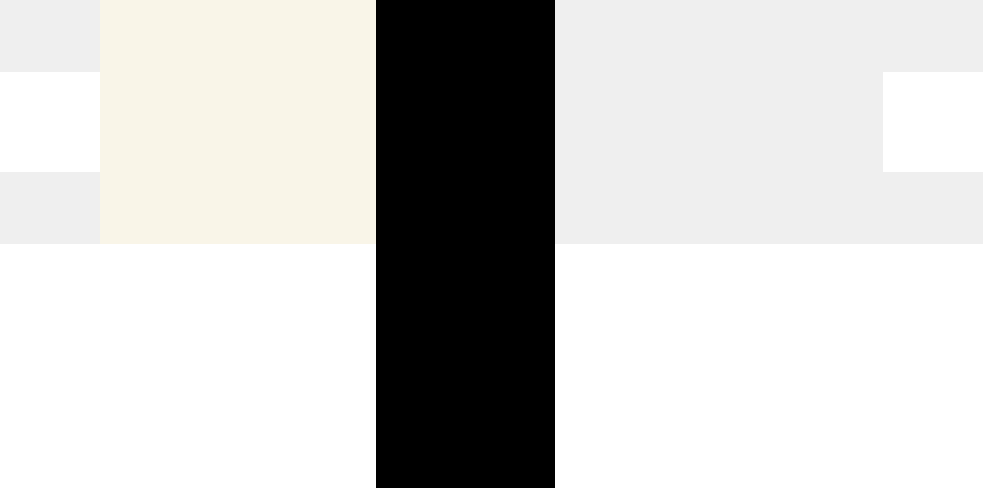
This is mainwindow.ui in zrdumped/PaperPlusEBook as Qt 5 draws it before an edit. The edited form follows.
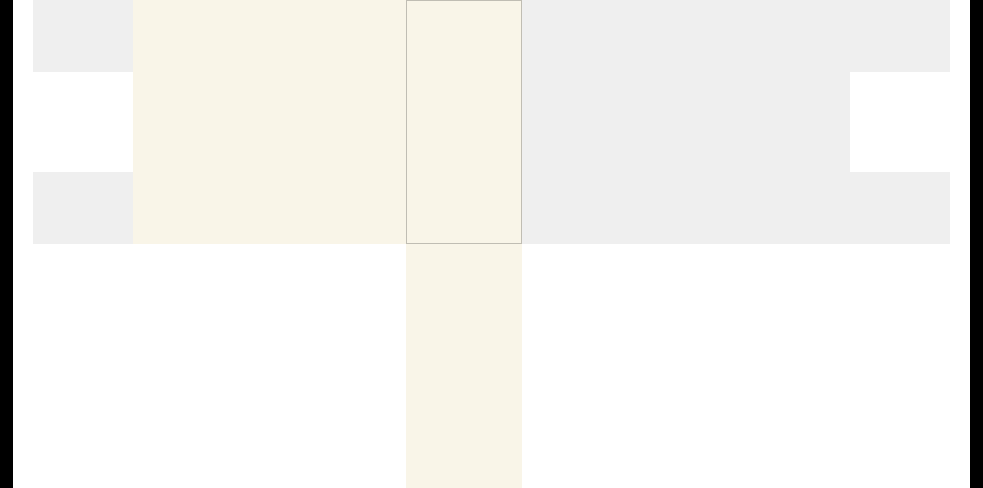
This is the edited form.

```diff
--- a/mainwindow.ui
+++ b/mainwindow.ui
@@ -33,6 +33,91 @@
     <property name="spacing">
      <number>0</number>
     </property>
+    <item row="0" column="4">
+     <widget class="QFrame" name="rightPadding">
+      <property name="sizePolicy">
+       <sizepolicy hsizetype="Fixed" vsizetype="Preferred">
+        <horstretch>0</horstretch>
+        <verstretch>0</verstretch>
+       </sizepolicy>
+      </property>
+      <property name="minimumSize">
+       <size>
+        <width>30</width>
+        <height>0</height>
+       </size>
+      </property>
+      <property name="font">
+       <font>
+        <pointsize>18</pointsize>
+       </font>
+      </property>
+      <property name="styleSheet">
+       <string notr="true"/>
+      </property>
+      <property name="frameShape">
+       <enum>QFrame::NoFrame</enum>
+      </property>
+      <property name="frameShadow">
+       <enum>QFrame::Raised</enum>
+      </property>
+      <layout class="QHBoxLayout" name="horizontalLayout_7">
+       <property name="spacing">
+        <number>0</number>
+       </property>
+       <property name="leftMargin">
+        <number>0</number>
+       </property>
+       <property name="topMargin">
+        <number>0</number>
+       </property>
+       <property name="rightMargin">
+        <number>0</number>
+       </property>
+       <property name="bottomMargin">
+        <number>0</number>
+       </property>
+       <item>
+        <widget class="QLabel" name="label_3">
+         <property name="sizePolicy">
+          <sizepolicy hsizetype="Fixed" vsizetype="Preferred">
+           <horstretch>0</horstretch>
+           <verstretch>0</verstretch>
+          </sizepolicy>
+         </property>
+         <property name="minimumSize">
+          <size>
+           <width>20</width>
+           <height>0</height>
+          </size>
+         </property>
+         <property name="maximumSize">
+          <size>
+           <width>20</width>
+           <height>16777215</height>
+          </size>
+         </property>
+         <property name="styleSheet">
+          <string notr="true">background-color: rgb(255, 255, 255);</string>
+         </property>
+         <property name="text">
+          <string/>
+         </property>
+        </widget>
+       </item>
+       <item>
+        <widget class="QLabel" name="rightBlack">
+         <property name="styleSheet">
+          <string notr="true">background-color: rgb(0, 0, 0);</string>
+         </property>
+         <property name="text">
+          <string/>
+         </property>
+        </widget>
+       </item>
+      </layout>
+     </widget>
+    </item>
     <item row="0" column="0">
      <widget class="QFrame" name="leftPadding">
       <property name="sizePolicy">
@@ -41,20 +126,81 @@
         <verstretch>0</verstretch>
        </sizepolicy>
       </property>
+      <property name="minimumSize">
+       <size>
+        <width>30</width>
+        <height>0</height>
+       </size>
+      </property>
       <property name="font">
        <font>
         <pointsize>18</pointsize>
        </font>
       </property>
       <property name="styleSheet">
-       <string notr="true">background-color: rgb(0, 0, 0);</string>
+       <string notr="true"/>
       </property>
       <property name="frameShape">
-       <enum>QFrame::StyledPanel</enum>
+       <enum>QFrame::NoFrame</enum>
       </property>
       <property name="frameShadow">
        <enum>QFrame::Raised</enum>
       </property>
+      <layout class="QHBoxLayout" name="horizontalLayout_6">
+       <property name="spacing">
+        <number>0</number>
+       </property>
+       <property name="leftMargin">
+        <number>0</number>
+       </property>
+       <property name="topMargin">
+        <number>0</number>
+       </property>
+       <property name="rightMargin">
+        <number>0</number>
+       </property>
+       <property name="bottomMargin">
+        <number>0</number>
+       </property>
+       <item>
+        <widget class="QLabel" name="label">
+         <property name="styleSheet">
+          <string notr="true">background-color: rgb(0, 0, 0);</string>
+         </property>
+         <property name="text">
+          <string/>
+         </property>
+        </widget>
+       </item>
+       <item>
+        <widget class="QLabel" name="label_2">
+         <property name="sizePolicy">
+          <sizepolicy hsizetype="Fixed" vsizetype="Preferred">
+           <horstretch>0</horstretch>
+           <verstretch>0</verstretch>
+          </sizepolicy>
+         </property>
+         <property name="minimumSize">
+          <size>
+           <width>20</width>
+           <height>0</height>
+          </size>
+         </property>
+         <property name="maximumSize">
+          <size>
+           <width>20</width>
+           <height>16777215</height>
+          </size>
+         </property>
+         <property name="styleSheet">
+          <string notr="true">background-color: rgb(255, 255, 255);</string>
+         </property>
+         <property name="text">
+          <string/>
+         </property>
+        </widget>
+       </item>
+      </layout>
      </widget>
     </item>
     <item row="0" column="1">
@@ -173,12 +319,16 @@
               <widget class="QLabel" name="bookName">
                <property name="font">
                 <font>
-                 <pointsize>18</pointsize>
+                 <family>Adobe 黑体 Std R</family>
+                 <pointsize>14</pointsize>
                 </font>
                </property>
                <property name="text">
                 <string/>
                </property>
+               <property name="alignment">
+                <set>Qt::AlignLeading|Qt::AlignLeft|Qt::AlignTop</set>
+               </property>
                <property name="wordWrap">
                 <bool>true</bool>
                </property>
@@ -312,7 +462,8 @@
           </font>
          </property>
          <property name="styleSheet">
-          <string notr="true">background-color: rgb(0, 0, 0);</string>
+          <string notr="true">background-color: rgb(249, 245, 232);
+color: rgb(38, 38, 38);</string>
          </property>
          <property name="frameShape">
           <enum>QFrame::StyledPanel</enum>
@@ -330,7 +481,8 @@
           </font>
          </property>
          <property name="styleSheet">
-          <string notr="true">background-color: rgb(0, 0, 0);</string>
+          <string notr="true">background-color: rgb(249, 245, 232);
+color: rgb(38, 38, 38);</string>
          </property>
          <property name="frameShape">
           <enum>QFrame::NoFrame</enum>
@@ -441,9 +593,15 @@
                  <pointsize>18</pointsize>
                 </font>
                </property>
+               <property name="styleSheet">
+                <string notr="true"/>
+               </property>
                <property name="text">
                 <string/>
                </property>
+               <property name="checkable">
+                <bool>false</bool>
+               </property>
                <property name="flat">
                 <bool>true</bool>
                </property>
@@ -551,30 +709,6 @@
       </layout>
      </widget>
     </item>
-    <item row="0" column="4">
-     <widget class="QFrame" name="rightPadding">
-      <property name="sizePolicy">
-       <sizepolicy hsizetype="Fixed" vsizetype="Preferred">
-        <horstretch>0</horstretch>
-        <verstretch>0</verstretch>
-       </sizepolicy>
-      </property>
-      <property name="font">
-       <font>
-        <pointsize>18</pointsize>
-       </font>
-      </property>
-      <property name="styleSheet">
-       <string notr="true">background-color: rgb(0, 0, 0);</string>
-      </property>
-      <property name="frameShape">
-       <enum>QFrame::StyledPanel</enum>
-      </property>
-      <property name="frameShadow">
-       <enum>QFrame::Raised</enum>
-      </property>
-     </widget>
-    </item>
    </layout>
   </widget>
  </widget>
```
Left out of the diff: 8 changed lines with no effect on the pictures.
